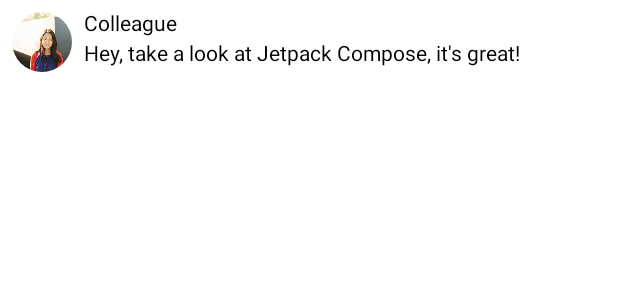
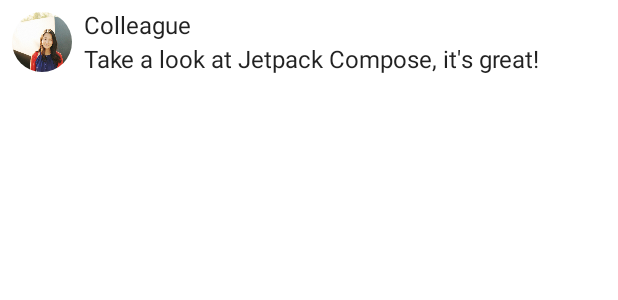
Before and after one commit to eric101789/ComposeTutorial, an Android app built with Jetpack Compose: the @Preview function PreviewMessageCard, on a phone screen of 412 x 824 dp. Shown: the top 300 px of the screen. Run offline under Robolectric (Android 15) with nearby library versions, the phone set to English and light mode, and no system bars.

Commit message:
版面配置 使用質感設計

```diff
--- a/app/src/main/java/com/example/composetutorial/MainActivity.kt
+++ b/app/src/main/java/com/example/composetutorial/MainActivity.kt
@@ -22,7 +22,12 @@ class MainActivity : ComponentActivity() {
     override fun onCreate(savedInstanceState: Bundle?) {
         super.onCreate(savedInstanceState)
         setContent {
-            MessageCard(Message("Android", "Jetpack Compose"))
+//            MessageCard(Message("Android", "Jetpack Compose"))
+            ComposeTutorialTheme {
+                Surface(modifier = Modifier.fillMaxSize()) {
+                    MessageCard(Message("Android", "Jetpack Compose"))
+                }
+            }
         }
     }
 }
@@ -60,7 +65,14 @@ fun MessageCard(msg: Message) {
 @Preview
 @Composable
 fun PreviewMessageCard() {
-    MessageCard(
-        msg = Message("Colleague", "Hey, take a look at Jetpack Compose, it's great!")
-        )
+//    MessageCard(
+//        msg = Message("Colleague", "Hey, take a look at Jetpack Compose, it's great!")
+//        )
+    ComposeTutorialTheme {
+        Surface {
+            MessageCard(
+                msg = Message("Colleague", "Take a look at Jetpack Compose, it's great!")
+            )
+        }
+    }
 }
```
